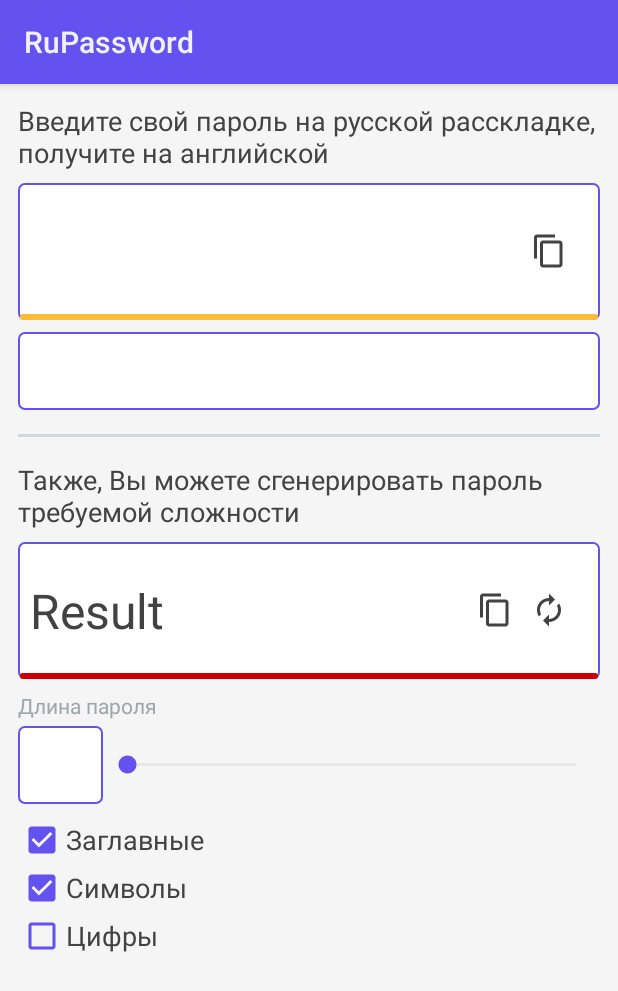
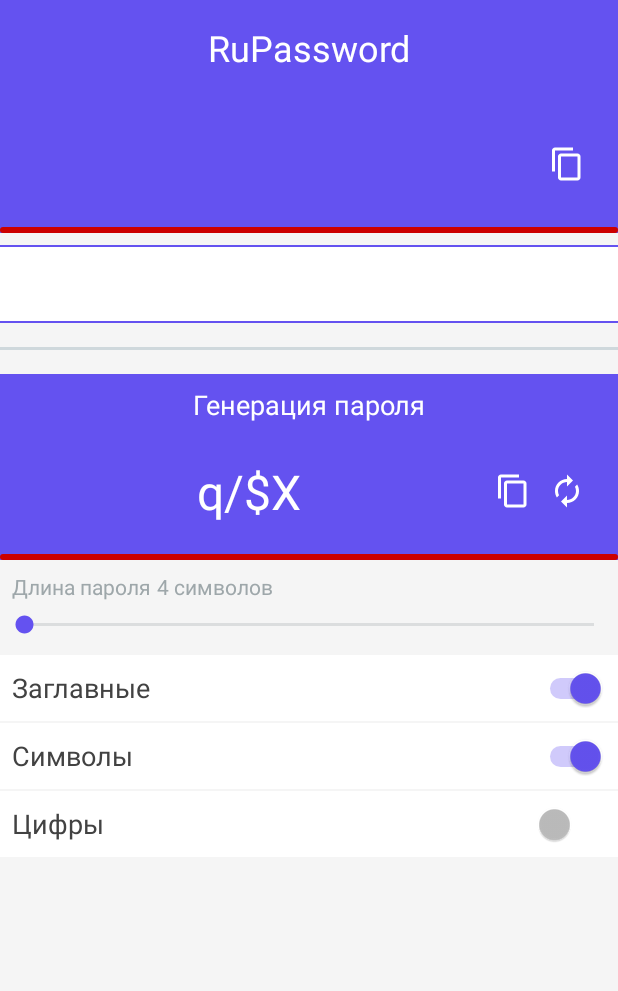
Before and after one commit to kkgosu/Password-Helper, an Android app: the screen it shows after launch (MainActivity), on a phone screen of 412 x 824 dp. Shown: the top 991 px of the screen. Run offline under Robolectric (Android 15) with nearby library versions, the phone set to English and light mode, and no system bars.

Commit message:
created new layout; implemented generation password method

```diff
--- a/app/build.gradle
+++ b/app/build.gradle
@@ -17,6 +17,10 @@ android {
             proguardFiles getDefaultProguardFile('proguard-android-optimize.txt'), 'proguard-rules.pro'
         }
     }
+    compileOptions {
+        sourceCompatibility = 1.8
+        targetCompatibility = 1.8
+    }
 }
 
 dependencies {
--- a/app/src/main/java/com/sber/rupassword/MainActivity.java
+++ b/app/src/main/java/com/sber/rupassword/MainActivity.java
@@ -7,55 +7,68 @@ import android.content.Context;
 import android.os.Bundle;
 import android.text.Editable;
 import android.text.TextWatcher;
-import android.view.View;
+import android.widget.CompoundButton;
 import android.widget.EditText;
 import android.widget.ImageButton;
 import android.widget.ImageView;
+import android.widget.SeekBar;
 import android.widget.TextView;
 import android.widget.Toast;
 
-public class MainActivity extends Activity {
+public class MainActivity extends Activity implements CompoundButton.OnCheckedChangeListener {
+
+    PasswordHelper helper;
 
     private EditText mPasswordInput;
     private TextView mResultText;
+    private TextView mResultGeneratedText;
+    private TextView mPasswordLength;
     private ImageButton mCopyButton;
-    private ImageView mComplexityImage;
+    private ImageButton mCopyButtonGenerated;
+    private ImageView mComplexityInput;
+    private ImageView mComplexityGenerated;
+    private SeekBar mSeekBar;
+    private CompoundButton mCaps;
+    private CompoundButton mSymbols;
+    private CompoundButton mNumbers;
 
     private String[] mRussians;
     private String[] mLatins;
 
+    private int MIN_QUANTITY = 4;
+    private int mSymbolsQuantity = MIN_QUANTITY;
 
     @Override
     protected void onCreate(Bundle savedInstanceState) {
         super.onCreate(savedInstanceState);
-        setContentView(R.layout.activity_main);
+        setContentView(R.layout.activity_main_new);
+
+        mRussians = getResources().getStringArray(R.array.russians);
+        mLatins = getResources().getStringArray(R.array.latins);
+        helper = new PasswordHelper(mRussians, mLatins);
 
         mPasswordInput = findViewById(R.id.password_input);
         mResultText = findViewById(R.id.text_result);
+        mResultGeneratedText = findViewById(R.id.text_result_generated);
+        mPasswordLength = findViewById(R.id.password_length);
         mCopyButton = findViewById(R.id.copy_password_button);
-        mComplexityImage = findViewById(R.id.complexity_input);
+        mCopyButtonGenerated = findViewById(R.id.copy_password_generated_button);
+        mComplexityInput = findViewById(R.id.complexity_input);
+        mSeekBar = findViewById(R.id.seekbar);
+        mCaps = findViewById(R.id.check_caps);
+        mSymbols = findViewById(R.id.check_symbols);
+        mNumbers = findViewById(R.id.check_numbers);
 
-        for (int i = 0; i < 75; i++) {
-            mComplexityImage.getDrawable().setLevel(i);
-        }
-
-        mRussians = getResources().getStringArray(R.array.russians);
-        mLatins = getResources().getStringArray(R.array.latins);
-
-        final PasswordHelper helper = new PasswordHelper(mRussians, mLatins);
+        mCaps.setOnCheckedChangeListener(this);
+        mSymbols.setOnCheckedChangeListener(this);
+        mNumbers.setOnCheckedChangeListener(this);
 
         mCopyButton.setEnabled(false);
-        mCopyButton.setOnClickListener(new View.OnClickListener() {
-            @Override
-            public void onClick(View v) {
-                ClipboardManager manager = (ClipboardManager) getSystemService(Context.CLIPBOARD_SERVICE);
-                if (manager != null) {
-                    manager.setPrimaryClip(ClipData.newPlainText(
-                            getString(R.string.password), mResultText.getText().toString()));
-                    Toast.makeText(MainActivity.this, R.string.toast_text_copied, Toast.LENGTH_SHORT).show();
-                }
-            }
-        });
+        mCopyButton.setOnClickListener(v -> copyToClipboard(mResultText));
+        mCopyButtonGenerated.setOnClickListener(view -> copyToClipboard(mResultGeneratedText));
+
+        setPlurals();
+        generatePassword();
 
         mPasswordInput.addTextChangedListener(new TextWatcher() {
             @Override
@@ -74,5 +87,49 @@ public class MainActivity extends Activity {
             }
         });
 
+        mSeekBar.setOnSeekBarChangeListener(new SeekBar.OnSeekBarChangeListener() {
+            @Override
+            public void onProgressChanged(SeekBar seekBar, int i, boolean b) {
+                mSymbolsQuantity = MIN_QUANTITY + i;
+                setPlurals();
+                generatePassword();
+            }
+
+            @Override
+            public void onStartTrackingTouch(SeekBar seekBar) {
+
+            }
+
+            @Override
+            public void onStopTrackingTouch(SeekBar seekBar) {
+
+            }
+        });
+
+    }
+
+    @Override
+    public void onCheckedChanged(CompoundButton compoundButton, boolean b) {
+        generatePassword();
+    }
+
+    private void generatePassword() {
+        mResultGeneratedText.setText(helper.generatePassword(mSymbolsQuantity, mCaps.isChecked(),
+                mSymbols.isChecked(), mNumbers.isChecked()));
+    }
+
+    private void copyToClipboard(TextView password) {
+        ClipboardManager manager = (ClipboardManager) getSystemService(Context.CLIPBOARD_SERVICE);
+        if (manager != null) {
+            manager.setPrimaryClip(ClipData.newPlainText(
+                    getString(R.string.password), password.getText().toString()));
+            Toast.makeText(MainActivity.this, R.string.toast_text_copied, Toast.LENGTH_SHORT).show();
+        }
+    }
+
+    private void setPlurals() {
+        String symbols = getResources().getQuantityString(
+                R.plurals.symbols_count, mSymbolsQuantity, mSymbolsQuantity);
+        mPasswordLength.setText(symbols);
     }
 }
--- a/app/src/main/java/com/sber/rupassword/PasswordHelper.java
+++ b/app/src/main/java/com/sber/rupassword/PasswordHelper.java
@@ -1,8 +1,15 @@
 package com.sber.rupassword;
+
+import java.util.Random;
 
 public class PasswordHelper {
     private final String[] russians;
     private final String[] latins;
+
+    private final String mEngCaps = "ABCDEFGHIJKLMNOPQRSTUVWXYZ";
+    private final String mEng = "abcdefghijklmnopqrstuvwxyz";
+    private final String mNumbers = "0123456789";
+    private final String mSymbols = "!@#$%^&*_=+-/";
 
     public PasswordHelper(String[] russians, String[] latins) {
         this.russians = russians;
@@ -34,4 +41,23 @@ public class PasswordHelper {
 
         return result.toString();
     }
+
+    public String generatePassword(int length, boolean caps, boolean symbols, boolean numbers) {
+        StringBuilder resultPassword = new StringBuilder();
+        StringBuilder dictionary = new StringBuilder(mEng);
+        Random random = new Random();
+
+        if (caps)
+            dictionary.append(mEngCaps);
+        if (symbols)
+            dictionary.append(mSymbols);
+        if (numbers)
+            dictionary.append(mNumbers);
+
+        for (int i = 0; i < length; i++) {
+            resultPassword.append(dictionary.charAt(random.nextInt(dictionary.length())));
+        }
+        return resultPassword.toString();
+    }
+
 }
--- /dev/null
+++ b/app/src/main/res/drawable/new_input_bg.xml
@@ -0,0 +1,13 @@
+<?xml version="1.0" encoding="utf-8"?>
+<layer-list xmlns:android="http://schemas.android.com/apk/res/android">
+    <item
+        android:left="-2dp"
+        android:right="-2dp">
+        <shape>
+            <solid android:color="@color/white" />
+            <stroke
+                android:width="1dp"
+                android:color="@color/material_blue" />
+        </shape>
+    </item>
+</layer-list>
--- /dev/null
+++ b/app/src/main/res/layout/activity_main_new.xml
@@ -0,0 +1,185 @@
+<?xml version="1.0" encoding="utf-8"?>
+<ScrollView xmlns:android="http://schemas.android.com/apk/res/android"
+    xmlns:tools="http://schemas.android.com/tools"
+    android:layout_width="match_parent"
+    android:layout_height="match_parent"
+    android:background="@color/grey_100"
+    tools:context=".MainActivity">
+
+    <LinearLayout
+        android:layout_width="match_parent"
+        android:layout_height="wrap_content"
+        android:orientation="vertical">
+
+        <Toolbar
+            android:id="@+id/toolbar"
+            android:layout_width="match_parent"
+            android:layout_height="64dp"
+            android:background="@color/material_blue"
+            android:contentInsetStart="0dp">
+
+            <TextView
+                style="@style/ResultTextAppearance"
+                android:layout_width="match_parent"
+                android:layout_height="wrap_content"
+                android:gravity="center"
+                android:text="@string/app_name"
+                android:textColor="@color/white"
+                android:textSize="24sp" />
+        </Toolbar>
+
+        <RelativeLayout
+            android:layout_width="match_parent"
+            android:layout_height="wrap_content"
+            android:background="@color/material_blue"
+            android:paddingTop="16dp">
+
+            <TextView
+                android:id="@+id/text_result"
+                style="@style/ResultTextView"
+                android:layout_alignParentStart="true"
+                android:layout_centerVertical="true"
+                android:layout_marginTop="@dimen/result_margin"
+                android:layout_marginBottom="@dimen/result_margin"
+                android:layout_toStartOf="@id/copy_password_button"
+                android:textAlignment="center"
+                android:textColor="@color/white" />
+
+            <ImageButton
+                android:id="@+id/copy_password_button"
+                style="@style/ImageButton"
+                android:layout_alignParentEnd="true"
+                android:layout_marginEnd="16dp"
+                android:src="@drawable/ic_content_copy_black_24dp"
+                android:tint="@color/white" />
+
+            <ImageView
+                android:id="@+id/complexity_input"
+                style="@style/ComplexityView" />
+        </RelativeLayout>
+
+        <EditText
+            android:id="@+id/password_input"
+            style="@style/Input"
+            android:layout_width="match_parent"
+            android:layout_marginTop="8dp"
+            android:background="@drawable/new_input_bg"
+            android:hint="@string/password_ru"
+            android:inputType="text"
+            android:textColor="@color/grey_800" />
+
+        <View
+            android:layout_width="match_parent"
+            android:layout_height="2dp"
+            android:layout_marginTop="16dp"
+            android:layout_marginBottom="16dp"
+            android:background="@color/blue_grey_100" />
+
+        <TextView
+            style="@style/HeadTextView"
+            android:background="@color/material_blue"
+            android:paddingTop="8dp"
+            android:text="@string/u_can_generate_new_password"
+            android:textAlignment="center"
+            android:textColor="@color/white" />
+
+        <RelativeLayout
+            android:layout_width="match_parent"
+            android:layout_height="wrap_content"
+            android:background="@color/material_blue"
+            android:paddingTop="16dp">
+
+            <TextView
+                android:id="@+id/text_result_generated"
+                style="@style/ResultTextView"
+                android:layout_alignParentStart="true"
+                android:layout_centerVertical="true"
+                android:layout_marginTop="@dimen/result_margin"
+                android:layout_marginBottom="@dimen/result_margin"
+                android:layout_toStartOf="@id/copy_password_generated_button"
+                android:text="Result"
+                android:textAlignment="center"
+                android:textColor="@color/white" />
+
+            <ImageButton
+                android:id="@+id/copy_password_generated_button"
+                style="@style/ImageButton"
+                android:layout_toStartOf="@id/regenerate_password_button"
+                android:src="@drawable/ic_content_copy_black_24dp"
+                android:tint="@color/white" />
+
+            <ImageButton
+                android:id="@+id/regenerate_password_button"
+                style="@style/ImageButton"
+                android:layout_alignParentEnd="true"
+                android:layout_marginEnd="16dp"
+                android:src="@drawable/ic_refresh_black_24dp"
+                android:tint="@color/white" />
+
+            <ImageView
+                android:id="@+id/complexity_generated"
+                style="@style/ComplexityView" />
+        </RelativeLayout>
+
+        <LinearLayout
+            android:layout_width="match_parent"
+            android:layout_height="wrap_content"
+            android:layout_marginStart="8dp"
+            android:layout_marginTop="8dp"
+            android:layout_marginBottom="4dp"
+            android:orientation="horizontal">
+
+            <TextView
+                android:layout_width="wrap_content"
+                android:layout_height="wrap_content"
+                android:text="@string/password_length"
+                android:textAppearance="@android:style/TextAppearance.Material"
+                android:textColor="@color/blue_grey_500" />
+
+            <TextView
+                android:id="@+id/password_length"
+                android:layout_width="wrap_content"
+                android:layout_height="wrap_content"
+                android:layout_marginStart="4dp"
+                android:textAppearance="@android:style/TextAppearance.Material"
+                android:textColor="@color/blue_grey_500" />
+        </LinearLayout>
+
+
+        <LinearLayout
+            android:layout_width="match_parent"
+            android:layout_height="wrap_content"
+            android:orientation="vertical">
+
+            <SeekBar
+                android:id="@+id/seekbar"
+                android:layout_width="match_parent"
+                android:layout_height="24dp"
+                android:max="20"
+                android:progressBackgroundTint="@color/blue_grey_500"
+                android:progressTint="@color/material_blue"
+                android:thumbTint="@color/material_blue" />
+
+            <Switch
+                android:id="@+id/check_caps"
+                style="@style/Switch"
+                android:layout_marginTop="8dp"
+                android:buttonTint="@color/material_blue"
+                android:checked="true"
+                android:text="@string/upper_case" />
+
+            <Switch
+                android:id="@+id/check_symbols"
+                style="@style/Switch"
+                android:checked="true"
+                android:text="@string/symbols" />
+
+            <Switch
+                android:id="@+id/check_numbers"
+                style="@style/Switch"
+                android:checked="false"
+                android:text="@string/numbers" />
+        </LinearLayout>
+    </LinearLayout>
+
+</ScrollView>
--- a/app/src/main/res/values/strings.xml
+++ b/app/src/main/res/values/strings.xml
@@ -3,7 +3,7 @@
     <string name="enter_password">Введите свой пароль на русской расскладке, получите на английской</string>
     <string name="password">Пароль</string>
     <string name="toast_text_copied">Текст скопирован</string>
-    <string name="u_can_generate_new_password">Также, Вы можете сгенерировать пароль требуемой сложности</string>
+    <string name="u_can_generate_new_password">Генерация пароля</string>
     <string name="password_ru">Пароль на русском</string>
     <string name="password_length">Длина пароля</string>
     <string name="upper_case">Заглавные</string>
--- a/app/src/main/res/values/styles.xml
+++ b/app/src/main/res/values/styles.xml
@@ -1,10 +1,10 @@
 <resources>
 
     <!-- Base application theme. -->
-    <style name="AppTheme">
+    <style name="AppTheme" parent="android:Theme.Material.NoActionBar">
         <item name="android:colorPrimary">@color/colorPrimary</item>
         <item name="android:colorPrimaryDark">@color/colorPrimaryDark</item>
-        <item name="android:colorAccent">@color/colorAccent</item>
+        <item name="android:colorAccent">@color/material_blue</item>
     </style>
 
     <style name="ResultTextAppearance">
@@ -24,8 +24,8 @@
     <style name="ComplexityView">
         <item name="android:layout_width">match_parent</item>
         <item name="android:layout_height">4dp</item>
-        <item name="android:layout_marginStart">1dp</item>
-        <item name="android:layout_marginEnd">1dp</item>
+        <item name="android:layout_marginStart">0dp</item>
+        <item name="android:layout_marginEnd">0dp</item>
         <item name="android:layout_alignParentBottom">true</item>
         <item name="android:src">@drawable/clip_drawable</item>
     </style>
@@ -54,4 +54,11 @@
         <item name="android:padding">@dimen/copy_button_padding</item>
     </style>
 
+    <style name="Switch" parent="HeadTextView">
+        <item name="android:background">@color/white</item>
+        <item name="android:layout_marginBottom">1dp</item>
+        <item name="android:layout_height">44dp</item>
+        <item name="android:paddingStart">8dp</item>
+        <item name="android:paddingEnd">8dp</item>
+    </style>
 </resources>
```
